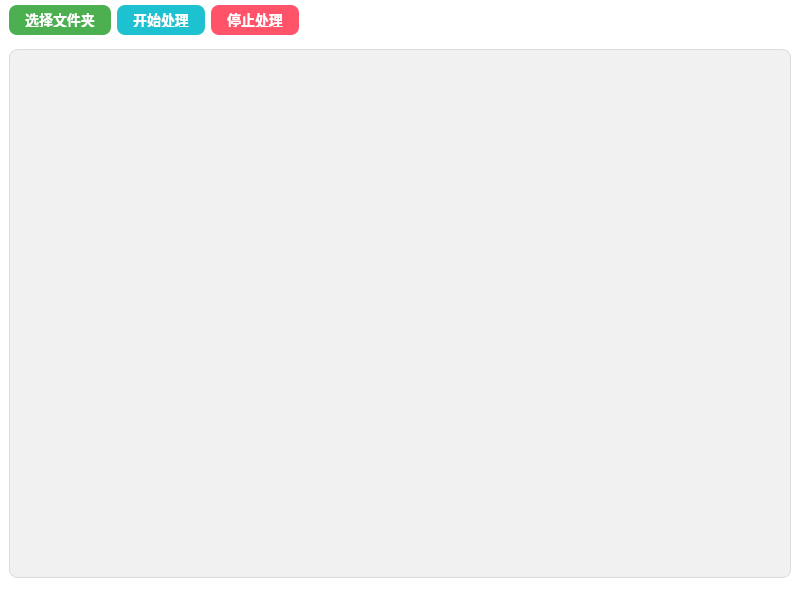
SpicyAndWolf/ImageClassify, file mainwindow.ui: the form before one commit.
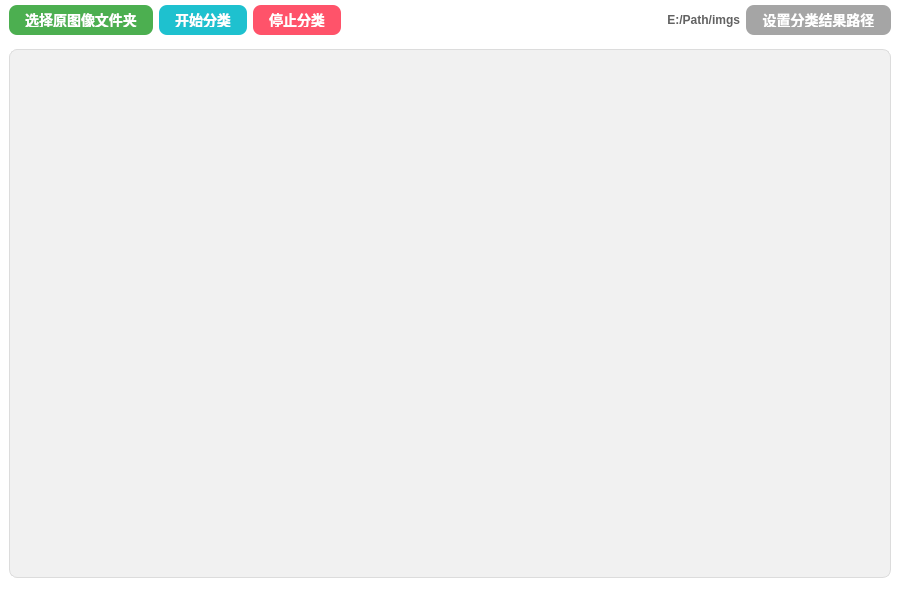
The form after the commit.

Commit message: update: 结果显示，resPath设置

```diff
--- a/mainwindow.ui
+++ b/mainwindow.ui
@@ -6,10 +6,22 @@
    <rect>
     <x>0</x>
     <y>0</y>
-    <width>800</width>
+    <width>900</width>
     <height>609</height>
    </rect>
   </property>
+  <property name="minimumSize">
+   <size>
+    <width>900</width>
+    <height>0</height>
+   </size>
+  </property>
+  <property name="maximumSize">
+   <size>
+    <width>16777215</width>
+    <height>16777215</height>
+   </size>
+  </property>
   <property name="windowTitle">
    <string>MainWindow</string>
   </property>
@@ -47,7 +59,7 @@
         <height>40</height>
        </size>
       </property>
-      <layout class="QHBoxLayout" name="horizontalLayout_2">
+      <layout class="QHBoxLayout" name="horizontalLayout_2" stretch="0,0,0,1,0,0">
        <property name="topMargin">
         <number>5</number>
        </property>
@@ -88,7 +100,7 @@
 }</string>
          </property>
          <property name="text">
-          <string>选择文件夹</string>
+          <string>选择原图像文件夹</string>
          </property>
         </widget>
        </item>
@@ -126,7 +138,7 @@
 }</string>
          </property>
          <property name="text">
-          <string>开始处理</string>
+          <string>开始分类</string>
          </property>
         </widget>
        </item>
@@ -152,7 +164,7 @@
 }</string>
          </property>
          <property name="text">
-          <string>停止处理</string>
+          <string>停止分类</string>
          </property>
         </widget>
        </item>
@@ -169,6 +181,56 @@
          </property>
         </spacer>
        </item>
+       <item>
+        <widget class="QLabel" name="resFolderLabel">
+         <property name="minimumSize">
+          <size>
+           <width>250</width>
+           <height>0</height>
+          </size>
+         </property>
+         <property name="maximumSize">
+          <size>
+           <width>250</width>
+           <height>16777215</height>
+          </size>
+         </property>
+         <property name="styleSheet">
+          <string notr="true">font-size: 13px;
+font-weight:Bold;
+color:rgb(98, 98, 98);</string>
+         </property>
+         <property name="text">
+          <string>&lt;html&gt;&lt;head/&gt;&lt;body&gt;&lt;p align=&quot;right&quot;&gt;&lt;span style=&quot; font-size:9pt;&quot;&gt;E:/Path/imgs&lt;/span&gt;&lt;/p&gt;&lt;/body&gt;&lt;/html&gt;</string>
+         </property>
+        </widget>
+       </item>
+       <item>
+        <widget class="QPushButton" name="selectResFolderBtn">
+         <property name="styleSheet">
+          <string notr="true">#selectResFolderBtn {
+    background-color: rgb(165, 165, 165);
+    color: white;
+    border: solid 1px;
+    border-radius: 8px;
+    padding: 8px 16px;
+    font-size: 14px;
+    font-weight: bold;
+}
+
+#selectResFolderBtn:hover {
+    background-color:rgb(150, 155, 165); 
+}
+
+#selectResFolderBtnrgb:pressed {
+    background-color: rgb(140, 150, 155);
+}</string>
+         </property>
+         <property name="text">
+          <string>设置分类结果路径</string>
+         </property>
+        </widget>
+       </item>
       </layout>
      </widget>
     </item>
```
Left out of the diff: 2 changed lines with no effect on the pictures. The commit also changes 4 other files.
